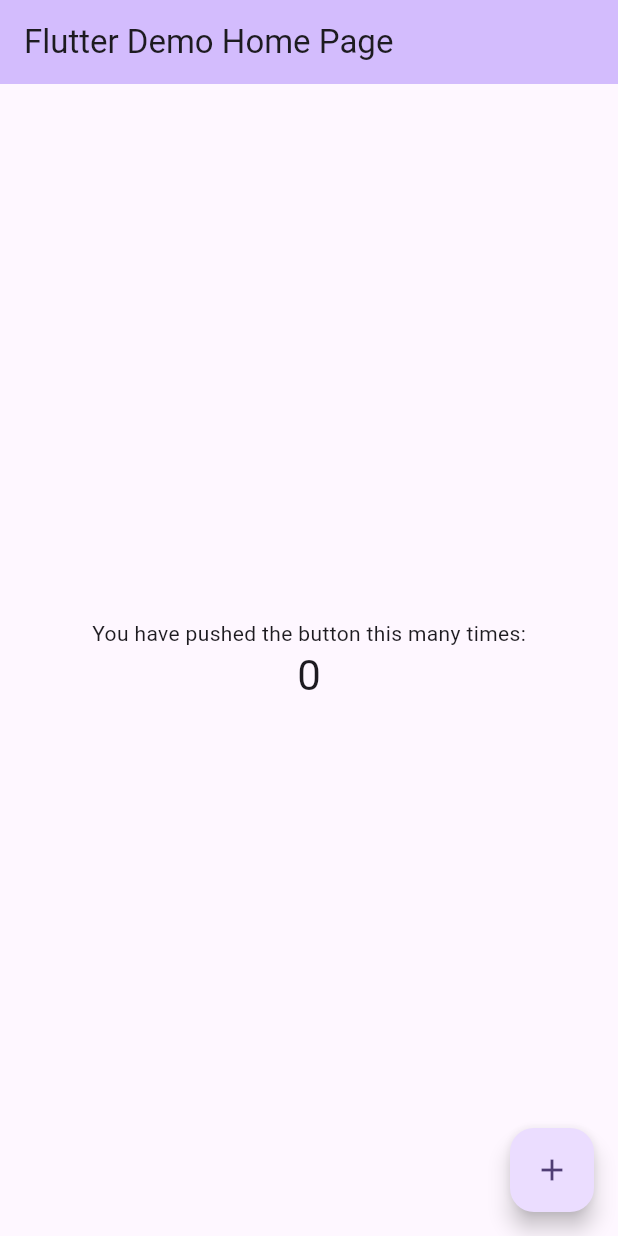
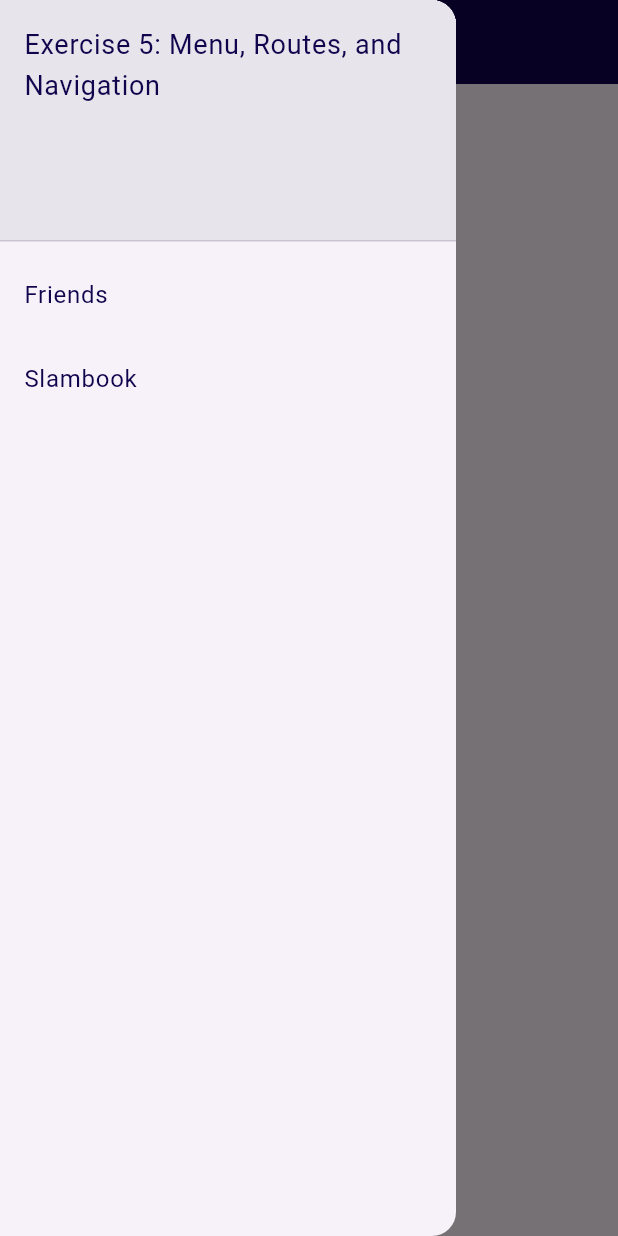
Before and after one commit to gcpelletero/Mini-Slambook-Android, a Flutter app: the screen it shows after launch, with the side drawer open (before the commit the screen has no drawer), on a phone screen of 412 x 824 dp. Run offline on Flutter 3.47's test engine with Material 3 defaults, Android fonts, the light colour scheme and no system bars.

Commit message:
Second commit: added main, first page, second page, edited readme

```diff
--- /dev/null
+++ b/lib/firstpage_friends.dart
@@ -0,0 +1,128 @@
+import 'package:flutter/material.dart';
+
+class FirstPage extends StatefulWidget {
+  final List<String> formdata; //list to hold entries displayed in the list
+  const FirstPage({Key? key, required this.formdata})
+      : super(key: key); //constructor
+  //create instance of firstpage widget
+  @override
+  _FirstPageState createState() => _FirstPageState();
+}
+
+class _FirstPageState extends State<FirstPage> {
+  TextEditingController controller =
+      TextEditingController(); //text input controller
+  String?
+      resultMessage; //state variable to store the result message from 2nd page
+
+  @override
+  Widget build(BuildContext context) {
+    return Scaffold(
+      drawer: drawer(), //DRAWER WIDGET
+      appBar: AppBar(
+        title: Text(
+          "Friends", //appBar title
+          style: TextStyle(color: Color(0xFFfff4fc)),
+        ),
+        backgroundColor: Color(0xFF10044c), //AppBar background color
+        iconTheme: IconThemeData(color: Colors.white), //3 lines icon
+      ),
+      body: Column(
+        children: [
+          Expanded(
+            child: Column(
+              children: [
+                Expanded(
+                  child: ListView.builder(
+                    itemCount: widget.formdata.length, //number of list items
+                    itemBuilder: (context, index) {
+                      return ListTile(
+                        title: Text(widget.formdata[index]), //list item text
+                      );
+                    },
+                  ),
+                ),
+              ],
+            ),
+          ),
+          ElevatedButton(
+            style: ButtonStyle(
+              foregroundColor: WidgetStateProperty.all<Color>(
+                  Color(0xFF10044c)), //button text color
+              backgroundColor: WidgetStateProperty.all<Color>(
+                  Colors.white), //button background color
+              overlayColor:
+                  WidgetStateProperty.all<Color>(Colors.black.withOpacity(0.2)),
+            ),
+            onPressed: () async {
+              final result = await Navigator.pushNamed(
+                context,
+                "/second", //navigates to second page
+                arguments: controller.text, //pass text input as argument
+              );
+
+              setState(() {
+                resultMessage = result as String?; //stores result message
+                if (resultMessage != null) {
+                  //add entry to list if result not null
+                  widget.formdata.add(resultMessage!);
+                }
+              });
+            },
+            child: Text("Go to the second page"), //button to secondpage
+          ),
+        ],
+      ),
+    );
+  }
+
+//drawer widget for navigation menu
+  Widget drawer() {
+    return Drawer(
+      child: ListView(
+        children: [
+          DrawerHeader(
+            child: Text(
+              "Exercise 5: Menu, Routes, and Navigation",
+              style: TextStyle(
+                color: Color(0xFF10044c), //drawer header text
+                fontSize: 18,
+              ),
+            ),
+            decoration: BoxDecoration(
+              color: Color(0xFFe8e4ec), // drawer header background color
+            ),
+          ),
+          ListTile(
+            title: Text(
+              "Friends",
+              style: TextStyle(
+                color: Color(0xFF10044c), //drawer list tile text color
+              ),
+            ),
+            onTap: () {
+              Navigator.pop(context);
+              Navigator.pushNamed(context, "/first");
+            },
+          ),
+          ListTile(
+            title: Text(
+              "Slambook",
+              style: TextStyle(
+                color: Color(0xFF10044c), //drawer list tile text color
+              ),
+            ),
+            onTap: () {
+              Navigator.pop(context); //closes drawer
+              Navigator.pushNamed(
+                context,
+                "/second", //navigates to the second page
+                arguments: controller.text, //pass text input as argument
+              );
+            },
+          ),
+        ],
+      ),
+    );
+  }
+}
--- a/lib/main.dart
+++ b/lib/main.dart
@@ -1,125 +1,28 @@
 import 'package:flutter/material.dart';
+import 'firstpage_friends.dart';
+import 'secondpage_slambook.dart';
 
 void main() {
-  runApp(const MyApp());
+  runApp(MyApp());
 }
 
 class MyApp extends StatelessWidget {
-  const MyApp({super.key});
+  //static list to store data from form
+  static List<String> formdata = [];
 
-  // This widget is the root of your application.
   @override
   Widget build(BuildContext context) {
     return MaterialApp(
-      title: 'Flutter Demo',
-      theme: ThemeData(
-        // This is the theme of your application.
-        //
-        // TRY THIS: Try running your application with "flutter run". You'll see
-        // the application has a purple toolbar. Then, without quitting the app,
-        // try changing the seedColor in the colorScheme below to Colors.green
-        // and then invoke "hot reload" (save your changes or press the "hot
-        // reload" button in a Flutter-supported IDE, or press "r" if you used
-        // the command line to start the app).
-        //
-        // Notice that the counter didn't reset back to zero; the application
-        // state is not lost during the reload. To reset the state, use hot
-        // restart instead.
-        //
-        // This works for code too, not just values: Most code changes can be
-        // tested with just a hot reload.
-        colorScheme: ColorScheme.fromSeed(seedColor: Colors.deepPurple),
-        useMaterial3: true,
-      ),
-      home: const MyHomePage(title: 'Flutter Demo Home Page'),
+      title: 'Slambook App', //application title
+      initialRoute: '/first', //initial route when the application starts
+      routes: {
+        '/first': (context) =>
+            FirstPage(formdata: formdata), //pass formdata to FirstPage
+        '/second': (context) => SecondPage(
+              text: ModalRoute.of(context)?.settings.arguments
+                  as String?, //pass arguments to SecondPage
+            ),
+      },
     );
   }
 }
-
-class MyHomePage extends StatefulWidget {
-  const MyHomePage({super.key, required this.title});
-
-  // This widget is the home page of your application. It is stateful, meaning
-  // that it has a State object (defined below) that contains fields that affect
-  // how it looks.
-
-  // This class is the configuration for the state. It holds the values (in this
-  // case the title) provided by the parent (in this case the App widget) and
-  // used by the build method of the State. Fields in a Widget subclass are
-  // always marked "final".
-
-  final String title;
-
-  @override
-  State<MyHomePage> createState() => _MyHomePageState();
-}
-
-class _MyHomePageState extends State<MyHomePage> {
-  int _counter = 0;
-
-  void _incrementCounter() {
-    setState(() {
-      // This call to setState tells the Flutter framework that something has
-      // changed in this State, which causes it to rerun the build method below
-      // so that the display can reflect the updated values. If we changed
-      // _counter without calling setState(), then the build method would not be
-      // called again, and so nothing would appear to happen.
-      _counter++;
-    });
-  }
-
-  @override
-  Widget build(BuildContext context) {
-    // This method is rerun every time setState is called, for instance as done
-    // by the _incrementCounter method above.
-    //
-    // The Flutter framework has been optimized to make rerunning build methods
-    // fast, so that you can just rebuild anything that needs updating rather
-    // than having to individually change instances of widgets.
-    return Scaffold(
-      appBar: AppBar(
-        // TRY THIS: Try changing the color here to a specific color (to
-        // Colors.amber, perhaps?) and trigger a hot reload to see the AppBar
-        // change color while the other colors stay the same.
-        backgroundColor: Theme.of(context).colorScheme.inversePrimary,
-        // Here we take the value from the MyHomePage object that was created by
-        // the App.build method, and use it to set our appbar title.
-        title: Text(widget.title),
-      ),
-      body: Center(
-        // Center is a layout widget. It takes a single child and positions it
-        // in the middle of the parent.
-        child: Column(
-          // Column is also a layout widget. It takes a list of children and
-          // arranges them vertically. By default, it sizes itself to fit its
-          // children horizontally, and tries to be as tall as its parent.
-          //
-          // Column has various properties to control how it sizes itself and
-          // how it positions its children. Here we use mainAxisAlignment to
-          // center the children vertically; the main axis here is the vertical
-          // axis because Columns are vertical (the cross axis would be
-          // horizontal).
-          //
-          // TRY THIS: Invoke "debug painting" (choose the "Toggle Debug Paint"
-          // action in the IDE, or press "p" in the console), to see the
-          // wireframe for each widget.
-          mainAxisAlignment: MainAxisAlignment.center,
-          children: <Widget>[
-            const Text(
-              'You have pushed the button this many times:',
-            ),
-            Text(
-              '$_counter',
-              style: Theme.of(context).textTheme.headlineMedium,
-            ),
-          ],
-        ),
-      ),
-      floatingActionButton: FloatingActionButton(
-        onPressed: _incrementCounter,
-        tooltip: 'Increment',
-        child: const Icon(Icons.add),
-      ), // This trailing comma makes auto-formatting nicer for build methods.
-    );
-  }
-}
```
Also changed, not shown: lib/secondpage_slambook.dart (added, +440 -0 lines), lib/todo.dart (added, +17 -0 lines), 1 other file.
